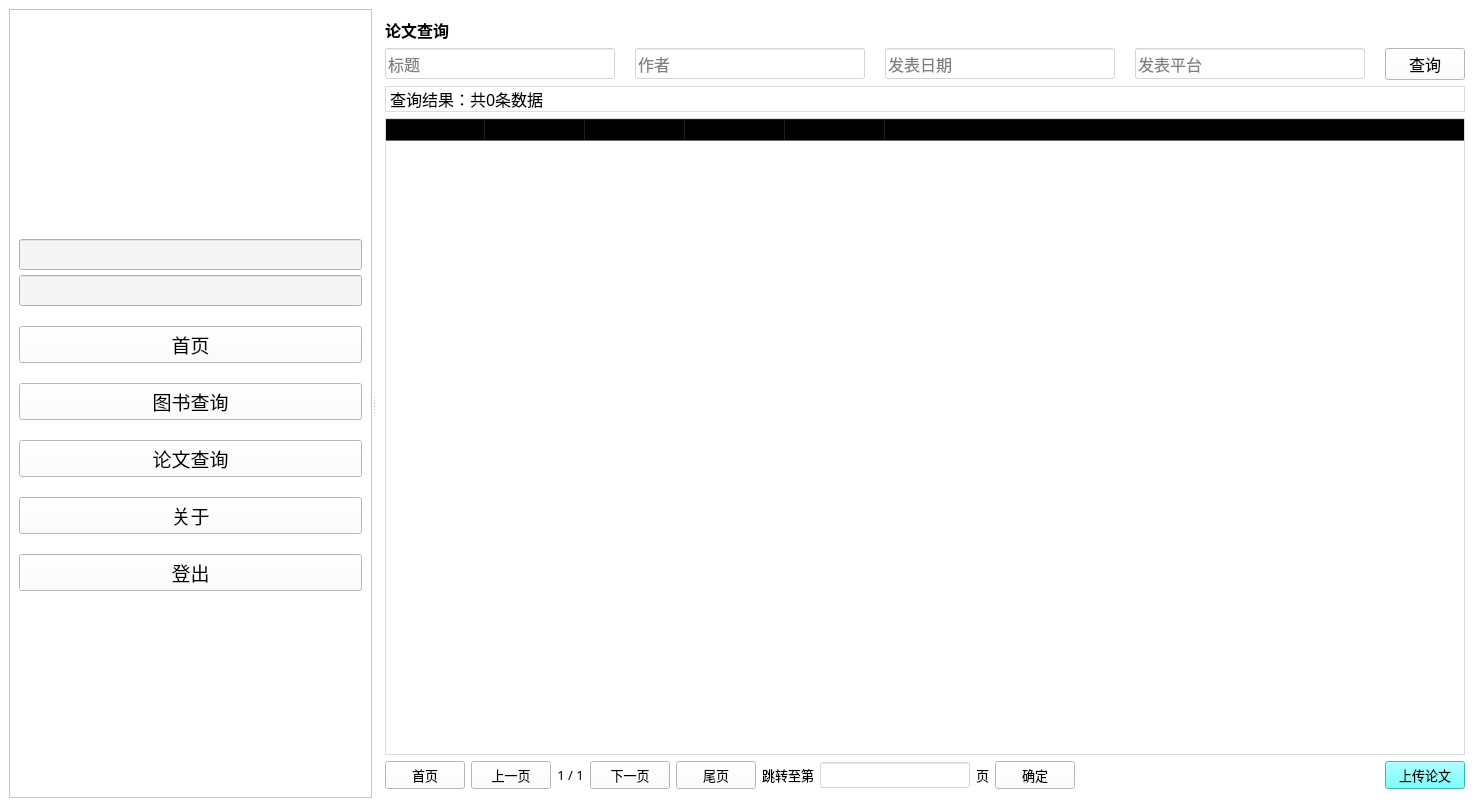
This is client/frontend/mainWin.ui in sophiefy/WHU-MMS as Qt 5 draws it before an edit. The edited form follows.
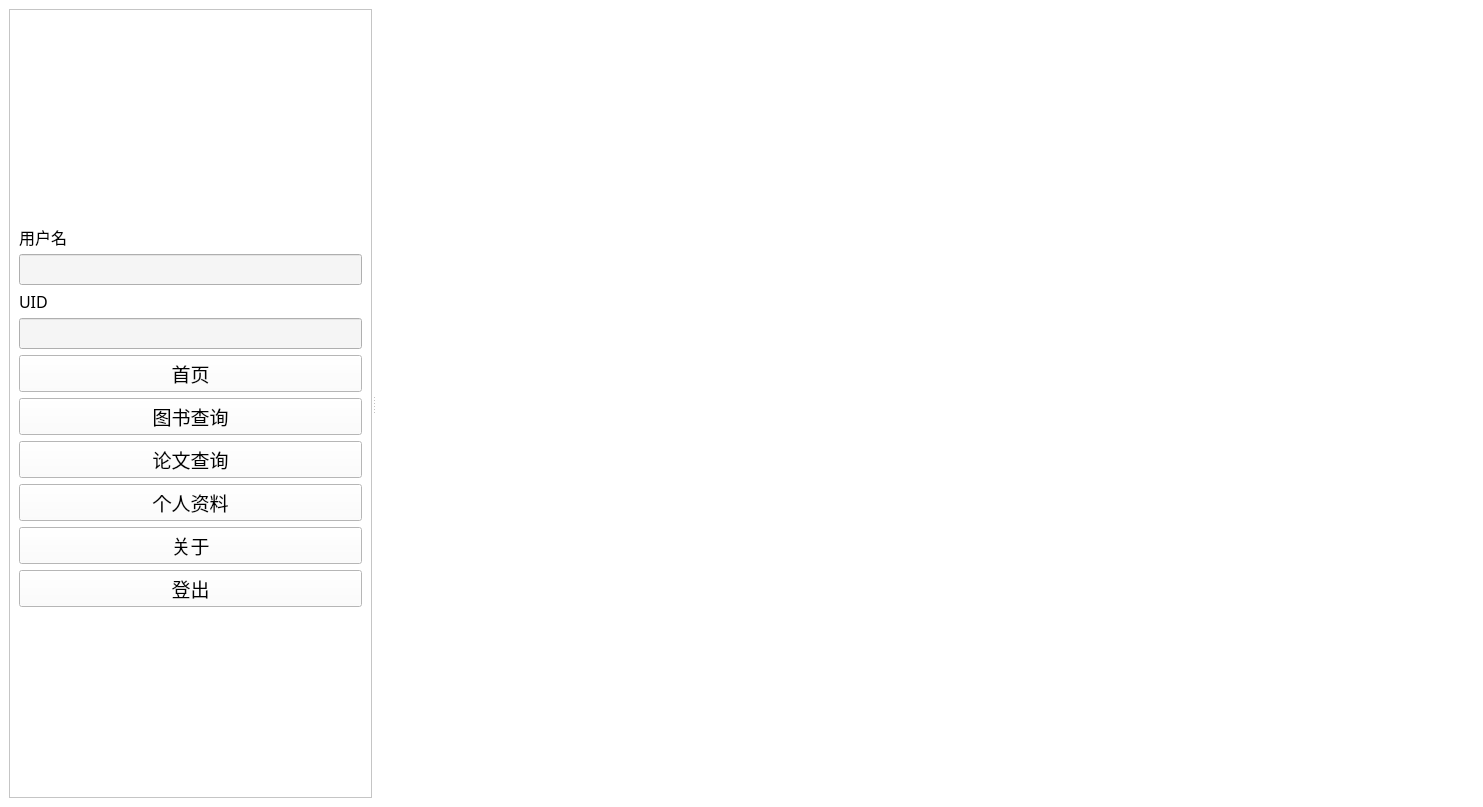
This is the edited form. Icons and pictures are not drawn.

What changed in the file:
```diff
--- a/client/frontend/mainWin.ui
+++ b/client/frontend/mainWin.ui
@@ -107,9 +107,6 @@
         <enum>QFrame::Raised</enum>
        </property>
        <layout class="QVBoxLayout" name="verticalLayout_3">
-        <property name="spacing">
-         <number>20</number>
-        </property>
         <item>
          <layout class="QHBoxLayout" name="horizontalLayout_4">
           <item>
@@ -168,6 +165,19 @@
           <property name="spacing">
            <number>5</number>
           </property>
+          <item>
+           <widget class="QLabel" name="label_3">
+            <property name="font">
+             <font>
+              <family>微软雅黑</family>
+              <pointsize>12</pointsize>
+             </font>
+            </property>
+            <property name="text">
+             <string>用户名</string>
+            </property>
+           </widget>
+          </item>
           <item>
            <widget class="QLineEdit" name="nameEdit">
             <property name="font">
@@ -187,6 +197,19 @@
             </property>
            </widget>
           </item>
+          <item>
+           <widget class="QLabel" name="label_4">
+            <property name="font">
+             <font>
+              <family>微软雅黑</family>
+              <pointsize>12</pointsize>
+             </font>
+            </property>
+            <property name="text">
+             <string>UID</string>
+            </property>
+           </widget>
+          </item>
           <item>
            <widget class="QLineEdit" name="numEdit">
             <property name="font">
@@ -254,7 +277,22 @@
          </widget>
         </item>
         <item>
-         <widget class="QPushButton" name="aboutBtn">
+         <widget class="QPushButton" name="toProfileBtn">
+          <property name="font">
+           <font>
+            <family>微软雅黑</family>
+            <pointsize>14</pointsize>
+            <weight>50</weight>
+            <bold>false</bold>
+           </font>
+          </property>
+          <property name="text">
+           <string>个人资料</string>
+          </property>
+         </widget>
+        </item>
+        <item>
+         <widget class="QPushButton" name="toAboutBtn">
           <property name="font">
            <font>
             <family>微软雅黑</family>
@@ -303,7 +341,7 @@
         <string notr="true">background-color: rgb(255, 255, 255);</string>
        </property>
        <property name="currentIndex">
-        <number>2</number>
+        <number>5</number>
        </property>
        <widget class="QWidget" name="pageHome">
         <layout class="QGridLayout" name="gridLayout">
@@ -1225,6 +1263,7 @@
        </widget>
        <widget class="QWidget" name="pageStats"/>
        <widget class="QWidget" name="pageAbout"/>
+       <widget class="QWidget" name="pageProfile"/>
       </widget>
      </widget>
     </item>
```
